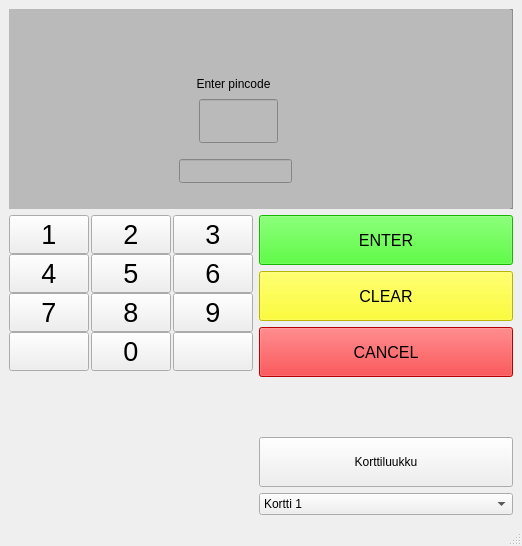
JohWid1/BankSimulRyhmatyo, file bank-automat/mainwindow.ui: the form before one commit.
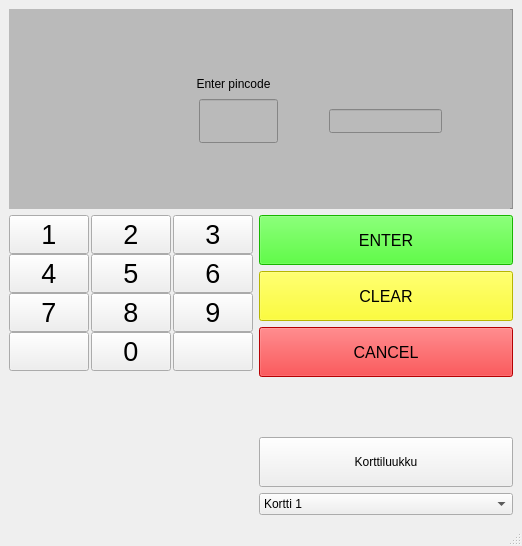
The form after the commit. The open tabs and pages were chosen to show the change.

Commit message: login tehty

What changed in the file:
```diff
--- a/bank-automat/mainwindow.ui
+++ b/bank-automat/mainwindow.ui
@@ -398,8 +398,8 @@
             <widget class="QLineEdit" name="lineEdit">
              <property name="geometry">
               <rect>
-               <x>170</x>
-               <y>150</y>
+               <x>320</x>
+               <y>100</y>
                <width>113</width>
                <height>24</height>
               </rect>
```
Left out of the diff: 2 changed lines with no effect on the pictures. The commit also changes 2 other files.
